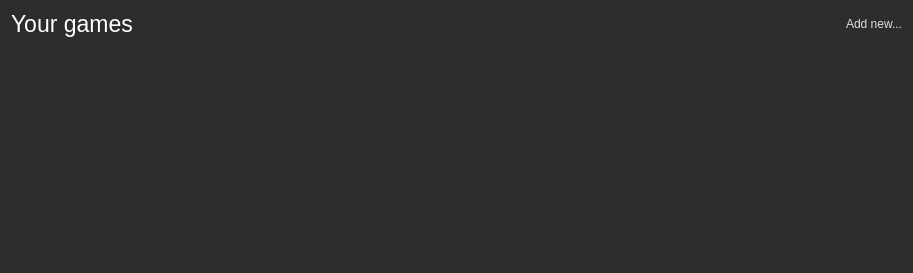
Qt form VGTrackerDesktop/library.ui (davidAzr/VGTrackerDesktop) before a commit.
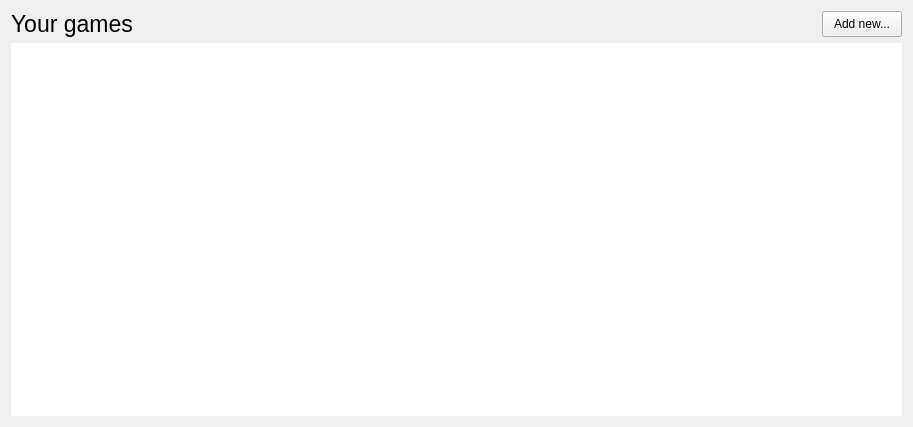
The same form after that commit.

Commit message: Moved style to an external file

The edit to the form file:
```diff
--- a/VGTrackerDesktop/library.ui
+++ b/VGTrackerDesktop/library.ui
@@ -7,7 +7,7 @@
     <x>0</x>
     <y>0</y>
     <width>913</width>
-    <height>273</height>
+    <height>427</height>
    </rect>
   </property>
   <property name="sizePolicy">
@@ -20,8 +20,7 @@
    <string>Form</string>
   </property>
   <property name="styleSheet">
-   <string notr="true">background-color: rgb(45, 45, 45);
-color: white</string>
+   <string notr="true"/>
   </property>
   <layout class="QGridLayout" name="gridLayout">
    <item row="0" column="0">
@@ -60,24 +59,13 @@
       </size>
      </property>
      <property name="font">
-      <font>
-       <pointsize>-1</pointsize>
-      </font>
+      <font/>
      </property>
      <property name="layoutDirection">
       <enum>Qt::LeftToRight</enum>
      </property>
      <property name="styleSheet">
-      <string notr="true">QWidget#bt_addGame{
-  color:rgb(221, 221, 221);
-font-size:12px;
-border-style:none;
-text-align: right;
-}
-QWidget#bt_addGame:hover{
-  color:white;
-  font-size:14px;
-}</string>
+      <string notr="true"/>
      </property>
      <property name="text">
       <string>Add new...</string>
@@ -89,11 +77,23 @@
    </item>
    <item row="1" column="0" colspan="2">
     <widget class="QListWidget" name="lw_library">
+     <property name="minimumSize">
+      <size>
+       <width>0</width>
+       <height>0</height>
+      </size>
+     </property>
+     <property name="maximumSize">
+      <size>
+       <width>16777215</width>
+       <height>16777215</height>
+      </size>
+     </property>
      <property name="layoutDirection">
       <enum>Qt::LeftToRight</enum>
      </property>
      <property name="styleSheet">
-      <string notr="true">background-color: rgb(255, 255, 255, 0);</string>
+      <string notr="true"/>
      </property>
      <property name="frameShape">
       <enum>QFrame::NoFrame</enum>
```
Left out of the diff: 11 changed lines with no effect on the pictures. The commit also changes 11 other files.
